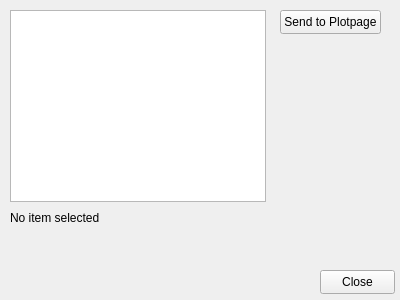
Qt form DataViewerUI.ui (juliuskarliczek/demo) before a commit.
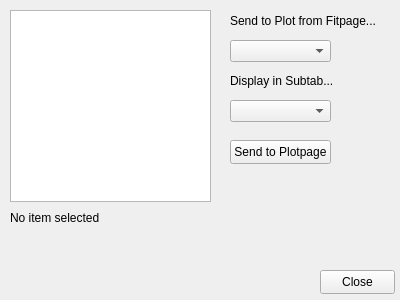
The same form after that commit.

Commit message: working version before changing the ownership of plotwidget to DataViewer.py. deleted the dataviewerdialog in favor of comboboxes etc directly in the dataviewer

Diff of the .ui file:
```diff
--- a/DataViewerUI.ui
+++ b/DataViewerUI.ui
@@ -18,7 +18,7 @@
     <rect>
      <x>10</x>
      <y>10</y>
-     <width>256</width>
+     <width>201</width>
      <height>192</height>
     </rect>
    </property>
@@ -26,8 +26,8 @@
   <widget class="QPushButton" name="cmdSendToPlotpage">
    <property name="geometry">
     <rect>
-     <x>280</x>
-     <y>10</y>
+     <x>230</x>
+     <y>140</y>
      <width>101</width>
      <height>24</height>
     </rect>
@@ -62,6 +62,52 @@
     <string>Close</string>
    </property>
   </widget>
+  <widget class="QComboBox" name="comboBoxTargetFitpage">
+   <property name="geometry">
+    <rect>
+     <x>230</x>
+     <y>40</y>
+     <width>101</width>
+     <height>22</height>
+    </rect>
+   </property>
+  </widget>
+  <widget class="QLabel" name="labelSendToFitpage">
+   <property name="geometry">
+    <rect>
+     <x>230</x>
+     <y>10</y>
+     <width>161</width>
+     <height>21</height>
+    </rect>
+   </property>
+   <property name="text">
+    <string>Send to Plot from Fitpage...</string>
+   </property>
+  </widget>
+  <widget class="QLabel" name="labelSubtab">
+   <property name="geometry">
+    <rect>
+     <x>230</x>
+     <y>70</y>
+     <width>161</width>
+     <height>21</height>
+    </rect>
+   </property>
+   <property name="text">
+    <string>Display in Subtab...</string>
+   </property>
+  </widget>
+  <widget class="QComboBox" name="comboBoxTargetSubtag">
+   <property name="geometry">
+    <rect>
+     <x>230</x>
+     <y>100</y>
+     <width>101</width>
+     <height>22</height>
+    </rect>
+   </property>
+  </widget>
  </widget>
  <resources/>
  <connections/>
```
The commit also changes 7 other files.
